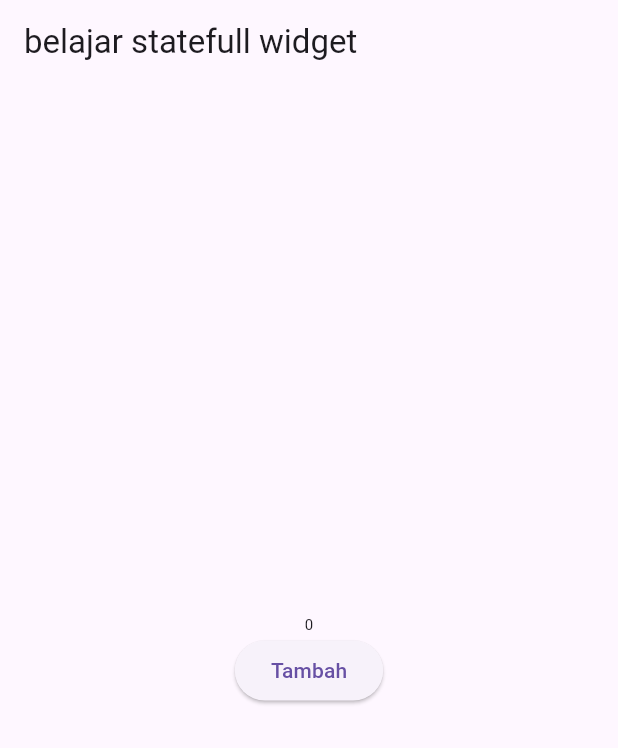
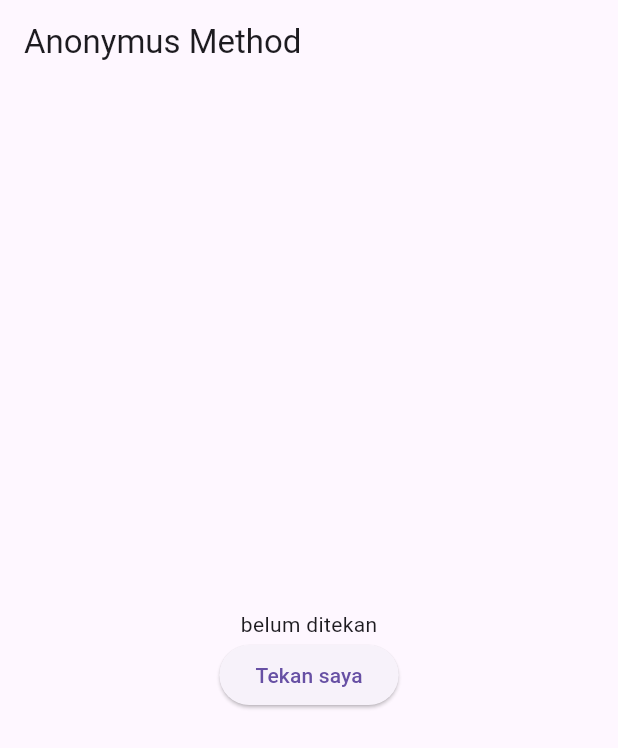
Before and after one commit to nentinur/Speedrun-Belajar-Flutter, a Flutter app: the screen it shows after launch, on a phone screen of 412 x 824 dp. Shown: the top 748 px of the screen. Run offline on Flutter 3.47's test engine with Material 3 defaults, Android fonts, the phone set to English and light mode, and no system bars.

Commit message:
anonymus method

```diff
--- a/lib/main.dart
+++ b/lib/main.dart
@@ -4,8 +4,8 @@ void main() {
   runApp(const MyApp());
 }
 
-// statefull widget => widget yang punya keadaan, misal ada tombol yang bisa mengubah tampilan
-// kalo stateless widget pake "stl", kalo statefull pake "stf"
+// anonymus method adalah method yang tidak memiliki nama
+// kita menggunakan anonymus method saat method hanya dipanggil sekali, contoh hanya untuk 1 tombol
 
 class MyApp extends StatefulWidget {
   const MyApp({super.key});
@@ -15,34 +15,30 @@ class MyApp extends StatefulWidget {
 }
 
 class _MyAppState extends State<MyApp> {
-  int number = 0;
-  void tekanTombol() {
-    setState(() {
-      number = number + 1;
-    });
-  }
+  String message = "belum ditekan";
 
   @override
   Widget build(BuildContext context) {
     return MaterialApp(
       home: Scaffold(
         appBar: AppBar(
-          title: Text("belajar statefull widget"),
+          title: Text("Anonymus Method"),
         ),
         body: Center(
-            child: Column(
-          mainAxisAlignment: MainAxisAlignment.center,
-          children: [
-            Text(
-              number.toString(),
-              style: TextStyle(fontSize: 10 + number.toDouble()),
-            ),
-            ElevatedButton(
-              child: Text("Tambah"),
-              onPressed: tekanTombol,
-            )
-          ],
-        )),
+          child: Column(
+            mainAxisAlignment: MainAxisAlignment.center,
+            children: [
+              Text(message),
+              ElevatedButton(
+                  onPressed: () {
+                    setState(() {
+                      message = "tombol ini ditekan";
+                    });
+                  },
+                  child: Text("Tekan saya"))
+            ],
+          ),
+        ),
       ),
     );
   }
```
